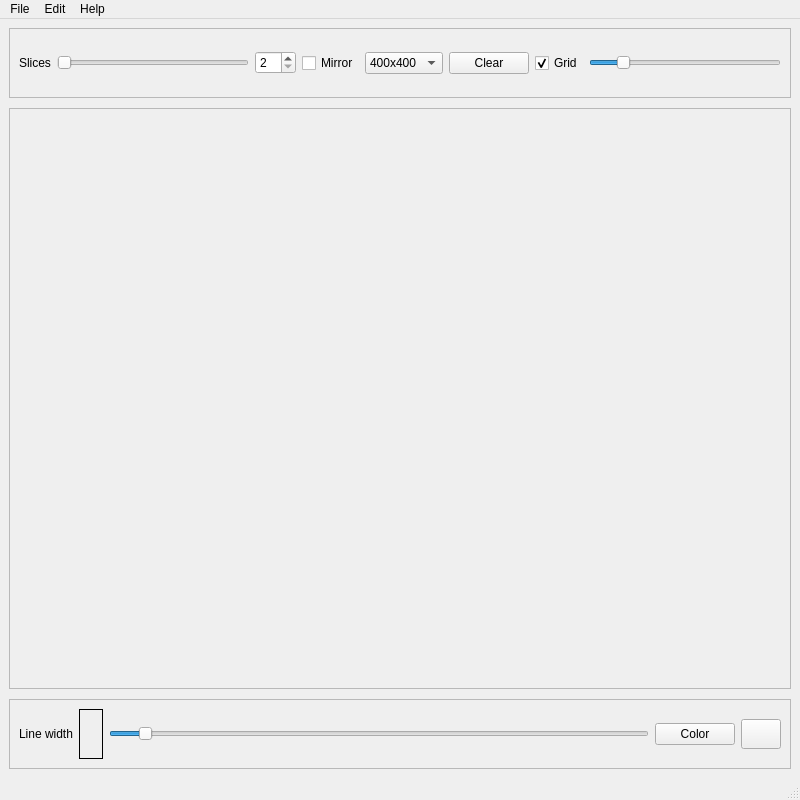
This is ui/MandalaPainting.ui in Impactabdou/MandalaPainting as Qt 5 draws it before an edit. The edited form follows.
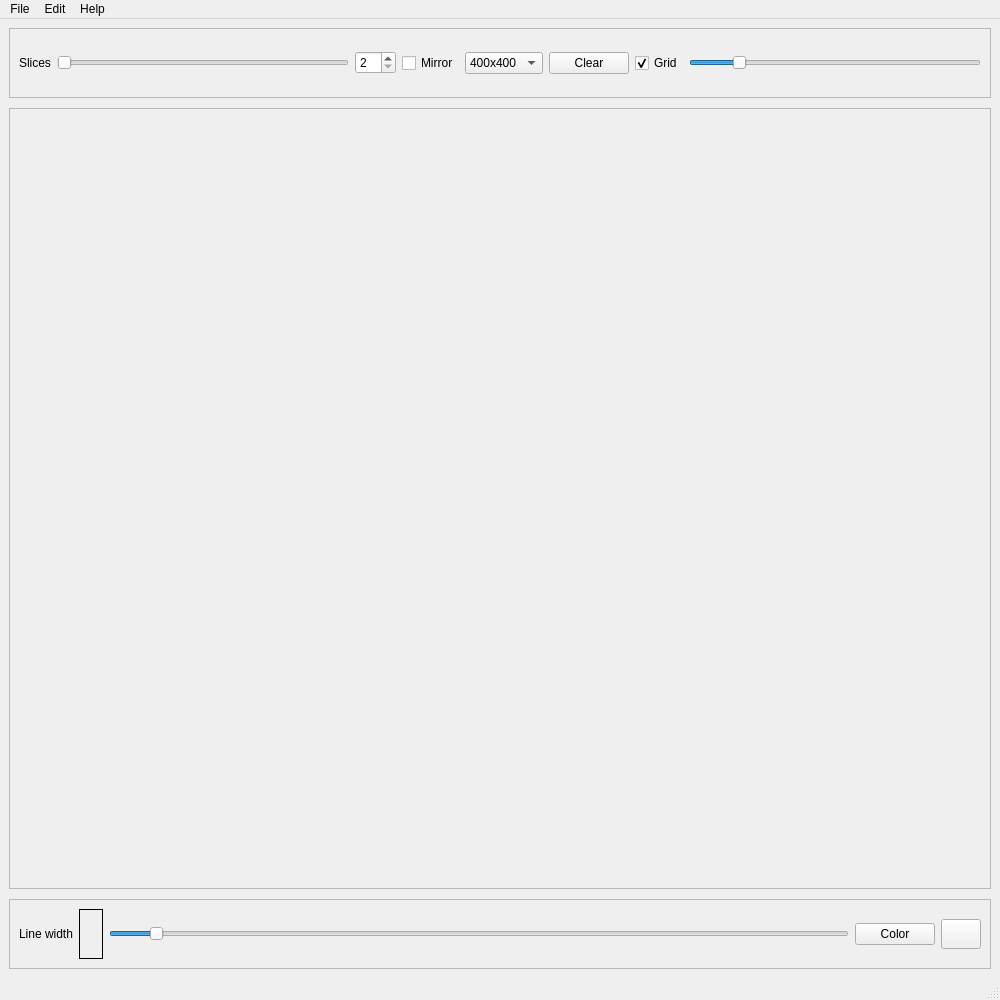
This is the edited form. Icons and pictures are not drawn. Custom widgets are drawn as their Qt base class.

Commit message: fix(ui) : fix the bug related to windows resize

Diff of the .ui file:
```diff
--- a/ui/MandalaPainting.ui
+++ b/ui/MandalaPainting.ui
@@ -6,8 +6,8 @@
    <rect>
     <x>0</x>
     <y>0</y>
-    <width>800</width>
-    <height>800</height>
+    <width>1000</width>
+    <height>1000</height>
    </rect>
   </property>
   <property name="windowTitle">
```
The commit also changes 3 other files.
